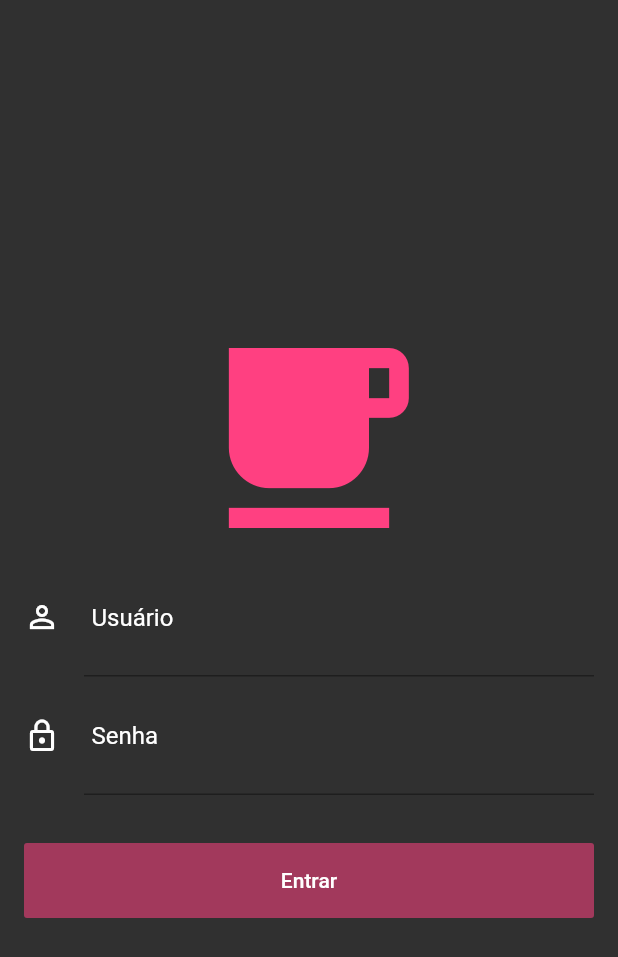
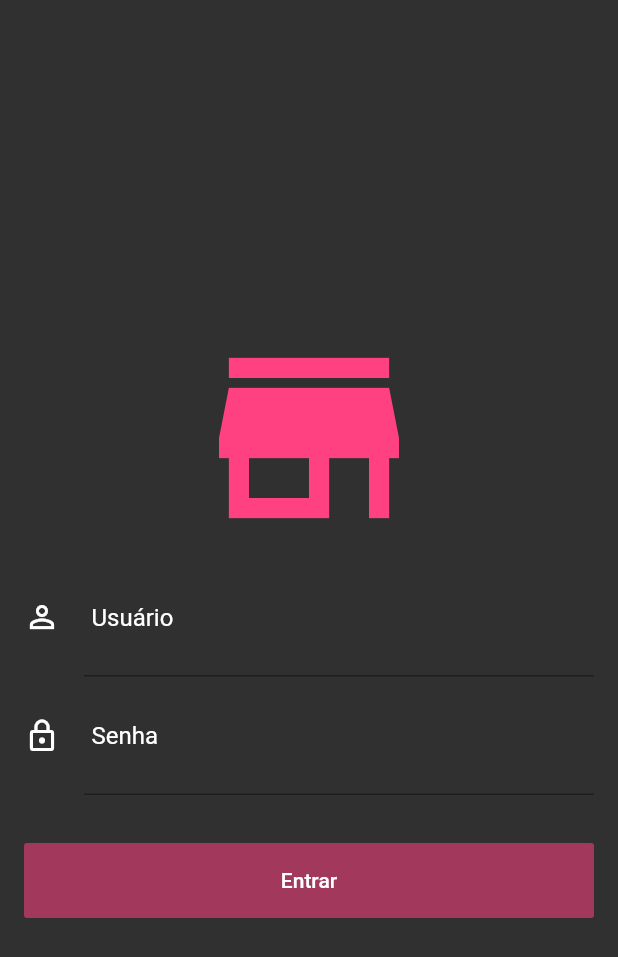
Before and after one commit to paulohcosta1/healthdiaryApp, a Flutter app: the screen it shows after launch, on a phone screen of 412 x 824 dp. Shown: the top 957 px of the screen. Run offline on Flutter 3.47's test engine with Material 2 defaults, Android fonts, the light colour scheme and no system bars; our stand-ins replace cloud_firestore, firebase_auth, rxdart; missing offline and left inert: bloc_pattern; accounts and stored records are empty.

Commit message:
fixed bugs

```diff
--- a/lib/blocs/login_bloc.dart
+++ b/lib/blocs/login_bloc.dart
@@ -30,6 +30,8 @@ class LoginBloc extends BlocBase with LoginValidators {
     _streamSubscription =
         FirebaseAuth.instance.onAuthStateChanged.listen((user) async {
       if (user != null) {
+        print(user);
+
         if (await verifyPrivileges(user)) {
           _stateController.add(LoginState.SUCCESS);
         } else {
@@ -44,7 +46,6 @@ class LoginBloc extends BlocBase with LoginValidators {
 
   void submit() {
     final user = _userController.value + "@healthdiary.com.br";
-    print(user);
     final password = _passwordController.value;
     _stateController.add(LoginState.LOADING);
 
@@ -57,7 +58,7 @@ class LoginBloc extends BlocBase with LoginValidators {
 
   Future<bool> verifyPrivileges(FirebaseUser user) async {
     return await Firestore.instance
-        .collection("users")
+        .collection("nutricionista")
         .document(user.uid)
         .get()
         .then((doc) {
--- a/lib/pages/login_page.dart
+++ b/lib/pages/login_page.dart
@@ -1,6 +1,5 @@
 import 'package:flutter/material.dart';
 import 'package:healthdiary/blocs/login_bloc.dart';
-import 'package:healthdiary/pages/client/home_page_client.dart';
 import 'package:healthdiary/pages/admin/home_page_admin.dart';
 import 'package:healthdiary/widgets/input_field.dart';
 
@@ -71,7 +70,7 @@ class _LoginPageState extends State<LoginPage> {
                         crossAxisAlignment: CrossAxisAlignment.stretch,
                         children: <Widget>[
                           Icon(
-                            Icons.free_breakfast,
+                            Icons.store_mall_directory,
                             color: Colors.pinkAccent,
                             size: 160,
                           ),
```
